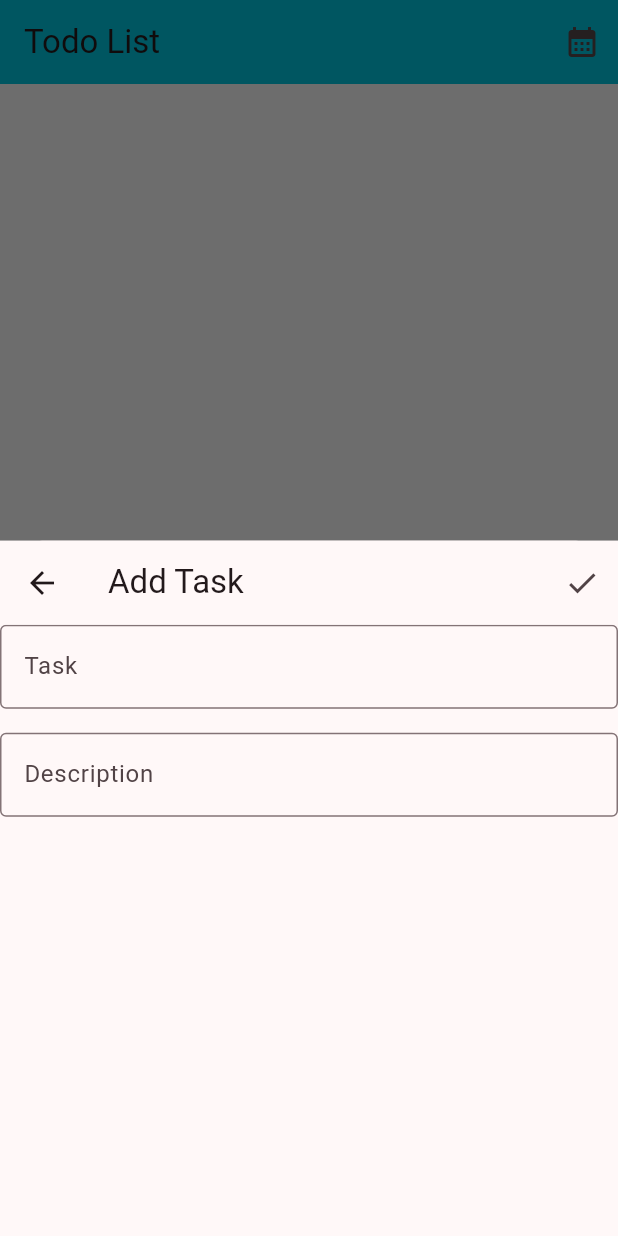
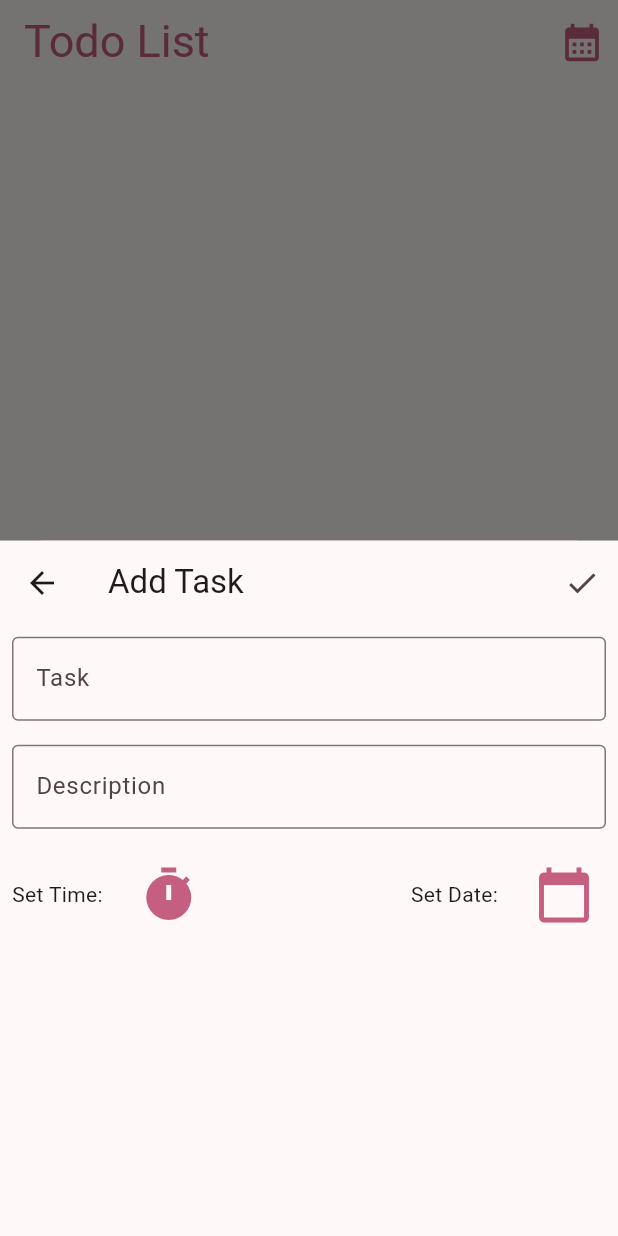
Before and after one commit to onionNguyen/todo_list, a Flutter app: the screen it shows after launch, after a tap on the "add" icon, on a phone screen of 412 x 824 dp. Run offline on Flutter 3.47's test engine with Material 2 defaults, Android fonts, the phone set to English and light mode, and no system bars; our stand-ins replace get.

Commit message:
Add clock, calendar buttons, change UI color.

```diff
--- a/lib/src/features/todo/view/todo_screen.dart
+++ b/lib/src/features/todo/view/todo_screen.dart
@@ -22,7 +22,6 @@ class _TodoScreenState extends State<TodoScreen> {
   @override
   Widget build(BuildContext context) {
     return Scaffold(
-      backgroundColor: Colors.grey[200],
       floatingActionButtonLocation: FloatingActionButtonLocation.centerDocked,
       floatingActionButton: FloatingActionButton(
         onPressed: () {
@@ -41,7 +40,9 @@ class _TodoScreenState extends State<TodoScreen> {
                   ),
                 ],
               ),
-              body: Column(
+              body: Padding(
+                padding: const EdgeInsets.all(8.0),
+                child: Column(
                   children: [
                     GenericTextField(
                         labelText: 'Task',
@@ -53,7 +54,45 @@ class _TodoScreenState extends State<TodoScreen> {
                       labelText: 'Description',
                       controller: controller.descriptionController,
                     ),
+                    const SizedBox(
+                      height: 16,
+                    ),
+                    Row(
+                        mainAxisAlignment: MainAxisAlignment.spaceBetween,
+                        children: [
+                          IconRow(
+                            title: 'Set Time:',
+                            iconButton: IconButton(
+                              onPressed: () {
+                                showTimePicker(
+                                    context: context,
+                                    initialTime: TimeOfDay.now());
+                              },
+                              icon: const Icon(Icons.timer,
+                                  size: 40,
+                                  color: Color.fromARGB(255, 197, 95, 129)),
+                            ),
+                          ),
+                          IconRow(
+                              title: 'Set Date:',
+                              iconButton: IconButton(
+                                onPressed: () {
+                                  showDatePicker(
+                                      context: context,
+                                      initialDate: DateTime.now(),
+                                      firstDate: DateTime.now(),
+                                      lastDate: DateTime.now()
+                                          .add(const Duration(days: 90)));
+                                },
+                                icon: const Icon(
+                                  Icons.calendar_today,
+                                  size: 40,
+                                  color: Color.fromARGB(255, 197, 95, 129),
+                                ),
+                              ))
+                        ])
                   ],
+                ),
               ),
             ),
             context: context,
@@ -61,9 +100,10 @@ class _TodoScreenState extends State<TodoScreen> {
         },
         child: const Icon(Icons.add),
       ),
-      bottomNavigationBar: BottomNavigationBar(
-        currentIndex: 0,
+      bottomNavigationBar: Obx(() => BottomNavigationBar(
+            currentIndex: controller.tabIndex.value,
             onTap: (index) {
+              controller.tabIndex.value = index;
               controller.isCompleted.value = index == 1;
             },
             items: const [
@@ -76,33 +116,79 @@ class _TodoScreenState extends State<TodoScreen> {
                 label: 'Completed',
               ),
             ],
-      ),
+          )),
       appBar: AppBar(
-        backgroundColor: Colors.cyan,
         actions: [
           IconButton(
-            onPressed: () {},
-            icon: const Icon(Icons.calendar_month),
+            onPressed: () {
+              showDatePicker(
+                context: context,
+                initialDate: DateTime.now(),
+                firstDate: DateTime(2021),
+                lastDate: DateTime(2025),
+              );
+            },
+            icon: const Icon(
+              Icons.calendar_month,
+              size: 30,
+              color: Color.fromARGB(255, 197, 95, 129),
+            ),
           ),
         ],
-        title: const Text('Todo List'),
+        title: const Text('Todo List',
+            style: TextStyle(
+                fontSize: 30, color: Color.fromARGB(255, 197, 95, 129))),
       ),
       body: Obx(() {
         final todos = controller.getTodoList(controller.isCompleted.value);
         return ListView.builder(
           itemCount: todos.length,
           itemBuilder: (context, index) {
-            return TodoWidgets(
+            return Dismissible(
+              onDismissed: (direction) {
+                controller.onDeletePressed(index);
+              },
+              background: Container(
+                color: Colors.red,
+                child: const Icon(
+                  Icons.delete,
+                  color: Colors.white,
+                ),
+              ),
+              key: ValueKey(todos[index].id),
+              child: TodoWidgets(
+                  key: ValueKey(todos[index].id),
                   todo: todos[index],
                   onChanged: (value) {
                     controller.onCheckBoxChanged(value, index);
                   },
                   onDeleted: () {
                     controller.onDeletePressed(index);
-                });
+                  }),
+            );
           },
         );
       }),
     );
   }
 }
+
+class IconRow extends StatelessWidget {
+  const IconRow({super.key, required this.title, required this.iconButton});
+
+  final String title;
+  final Widget iconButton;
+
+  @override
+  Widget build(BuildContext context) {
+    return Row(
+      children: [
+        Text(title),
+        const SizedBox(
+          width: 16,
+        ),
+        iconButton
+      ],
+    );
+  }
+}
```
Lines whose indentation alone changed are shown as unchanged.
